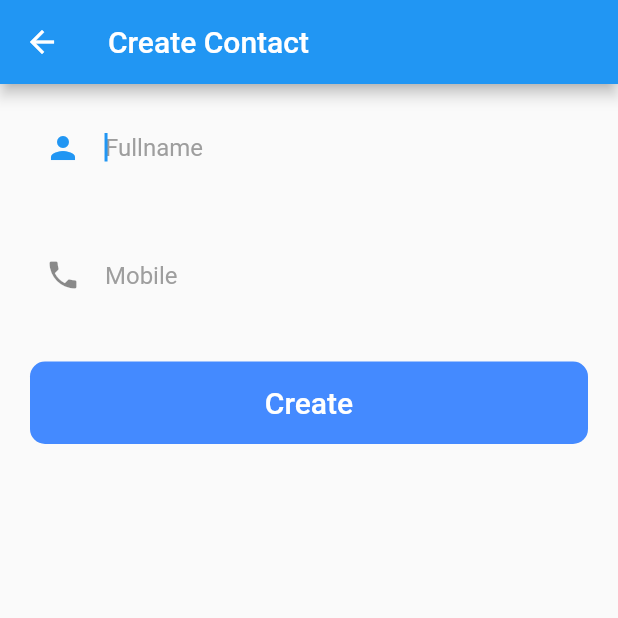
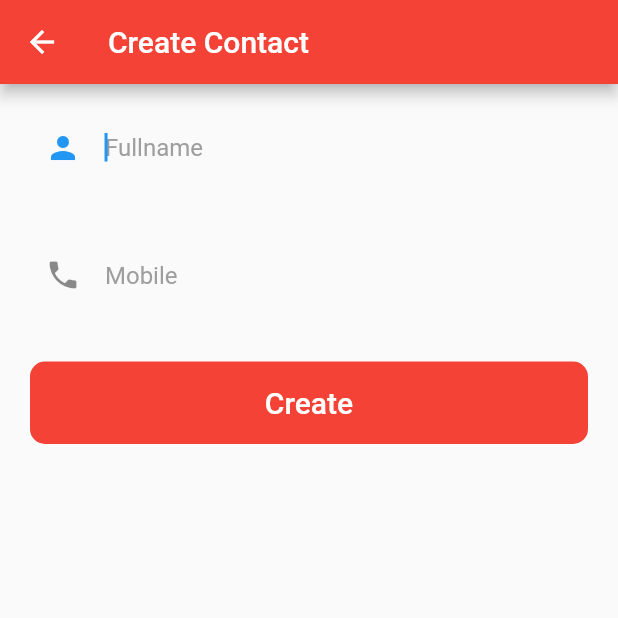
Before and after one commit to AtabekovnaM/pattern_bloc_mockapi, a Flutter app: the screen it shows after launch, after a tap on the "add" icon, on a phone screen of 412 x 824 dp, the top half of it. Run offline on Flutter 3.47's test engine with Material 2 defaults, Android fonts, the phone set to English and light mode, and no system bars; our stand-ins replace equatable, flutter_bloc, flutter_slidable; network calls fail.

Commit message:
my commit

```diff
--- a/lib/pages/create_page.dart
+++ b/lib/pages/create_page.dart
@@ -23,6 +23,7 @@ class CreatePage extends StatelessWidget {
       create: (context) => CreateContactCubit(),
       child: Scaffold(
         appBar: AppBar(
+          backgroundColor: Colors.red,
           title: Text('Create Contact'),
         ),
         body: BlocBuilder<CreateContactCubit, CreateContactState>(
--- a/lib/pages/home_page.dart
+++ b/lib/pages/home_page.dart
@@ -24,7 +24,8 @@ class _HomePageState extends State<HomePage> {
   Widget build(BuildContext context) {
     return Scaffold(
       appBar: AppBar(
-        title: Text('Contacts', style: TextStyle(color: Colors.white, fontWeight: FontWeight.w500)),
+        backgroundColor: Colors.red,
+        title: Text('Contacts'),
       ),
       body: BlocBuilder<ListContactCubit, ListContactState>(
         builder: (context, state) {
@@ -40,7 +41,7 @@ class _HomePageState extends State<HomePage> {
       ),
       floatingActionButton: FloatingActionButton(
         child: Icon(Icons.add),
-        backgroundColor: Colors.blue,
+        backgroundColor: Colors.red,
         foregroundColor: Colors.white,
         onPressed: () {
           BlocProvider.of<ListContactCubit>(context).apiCreateContact(context);
--- a/lib/pages/update_page.dart
+++ b/lib/pages/update_page.dart
@@ -23,6 +23,7 @@ class UpdatePage extends StatelessWidget {
       create: (context) => UpdateContactCubit(),
       child: Scaffold(
         appBar: AppBar(
+          backgroundColor: Colors.red,
           title: Text('Update Contact',),
         ),
         body: BlocBuilder<UpdateContactCubit, UpdateContactState>(
--- a/lib/views/view_of_create.dart
+++ b/lib/views/view_of_create.dart
@@ -40,7 +40,7 @@ Widget viewOfCreate(BuildContext context, TextEditingController fullnameControll
                     border: InputBorder.none,
                     hintStyle: TextStyle(color: Colors.grey),
                     hintText: 'Mobile',
-                    icon: Icon(Icons.phone)
+                    icon: Icon(Icons.phone),
                 ),
                 keyboardType: TextInputType.phone,
                 autofocus: true,
@@ -52,7 +52,7 @@ Widget viewOfCreate(BuildContext context, TextEditingController fullnameControll
               width: double.infinity,
               margin: EdgeInsets.symmetric(vertical: 15, horizontal: 20),
               decoration: BoxDecoration(
-                  color: Colors.blueAccent,
+                  color: Colors.red,
                   borderRadius: BorderRadius.circular(10)
               ),
               child: FlatButton(
--- a/lib/views/view_of_update.dart
+++ b/lib/views/view_of_update.dart
@@ -53,7 +53,7 @@ Widget viewOfUpdate(BuildContext context, bool isLoading,TextEditingController f
               width: double.infinity,
               margin: EdgeInsets.symmetric(vertical: 15, horizontal: 20),
               decoration: BoxDecoration(
-                  color: Colors.blueAccent,
+                  color: Colors.red,
                   borderRadius: BorderRadius.circular(10)
               ),
               child: FlatButton(
```
